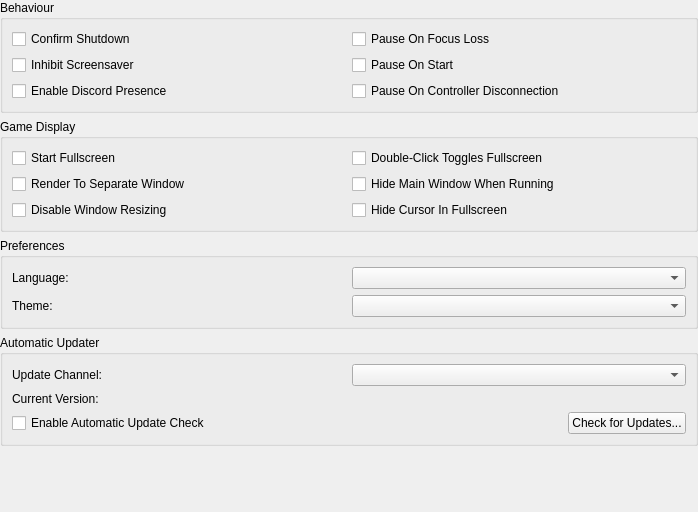
The window that pcsx2-qt/Settings/InterfaceSettingsWidget.ui (PCSX2/pcsx2) describes before a commit, drawn with Qt 5.
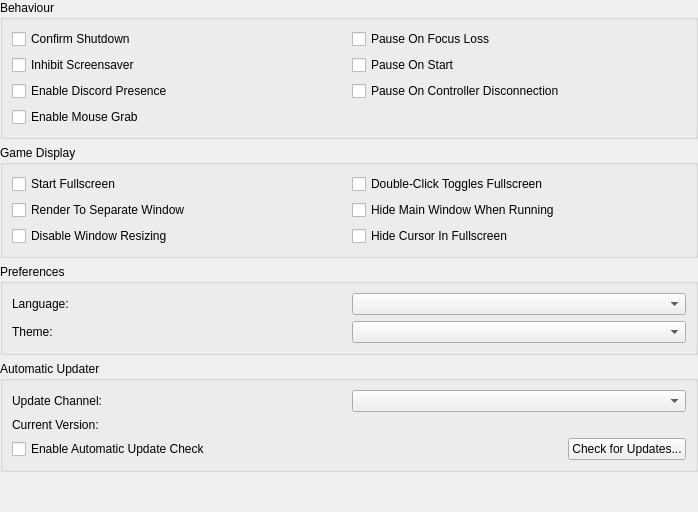
The same window after the commit.

Commit message: Qt: Add mouse grab/lock feature when PCSX2 is in focus

```diff
--- a/pcsx2-qt/Settings/InterfaceSettingsWidget.ui
+++ b/pcsx2-qt/Settings/InterfaceSettingsWidget.ui
@@ -50,6 +50,13 @@
         </property>
        </widget>
       </item>
+      <item row="3" column="0">
+       <widget class="QCheckBox" name="mouseGrab">
+        <property name="text">
+         <string>Enable Mouse Grab</string>
+        </property>
+       </widget>
+      </item>
       <item row="1" column="1">
        <widget class="QCheckBox" name="pauseOnStart">
         <property name="text">
```
The commit also changes 3 other files.
